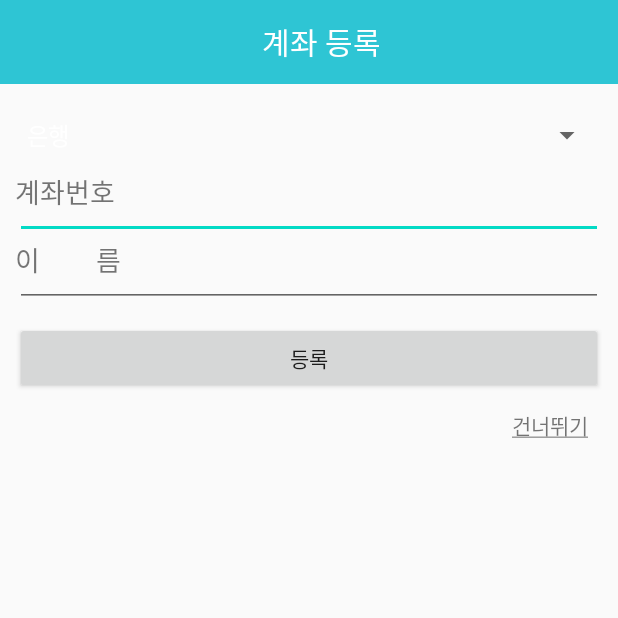
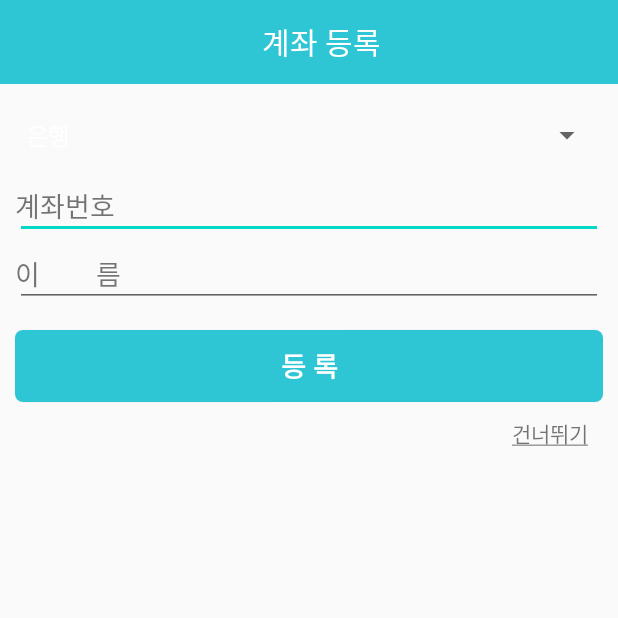
Before and after one commit to dudwls901/Rickshaw_Offerer, an Android app: the AccountAddActivity screen opened directly, with no data from a screen before it, on a phone screen of 412 x 824 dp, the top half of it. Run offline under Robolectric (Android 15) with nearby library versions, the phone set to English and light mode, and no system bars.

```diff
--- a/app/src/main/res/layout/account_add.xml
+++ b/app/src/main/res/layout/account_add.xml
@@ -28,6 +28,7 @@
         app:layout_constraintLeft_toLeftOf="parent"
         android:padding="10dp">
 
+
         <Spinner
             android:id="@+id/bankSelectSpn"
             android:layout_width="match_parent"
@@ -41,7 +42,8 @@
             android:id="@+id/accountNumTV"
             android:layout_width="wrap_content"
             android:layout_height="wrap_content"
-            app:layout_constraintTop_toBottomOf="@+id/bankSelectSpn"
+            app:layout_constraintTop_toTopOf="@+id/accountNumET"
+            app:layout_constraintBottom_toBottomOf="@+id/accountNumET"
             app:layout_constraintLeft_toLeftOf="parent"
             android:text="계좌번호"
             android:textSize="18sp" />
@@ -52,13 +54,15 @@
             android:layout_height="wrap_content"
             app:layout_constraintTop_toBottomOf="@+id/bankSelectSpn"
             app:layout_constraintLeft_toLeftOf="parent"
+            android:inputType="number"
             android:paddingLeft="80dp" />
 
         <TextView
             android:id="@+id/nameTV"
             android:layout_width="0dp"
             android:layout_height="wrap_content"
-            app:layout_constraintTop_toBottomOf="@id/accountNumET"
+            app:layout_constraintTop_toTopOf="@+id/nameET"
+            app:layout_constraintBottom_toBottomOf="@+id/nameET"
             app:layout_constraintLeft_toLeftOf="parent"
             android:layout_weight="1.3"
             android:text="이        름"
@@ -79,8 +83,12 @@
             app:layout_constraintTop_toBottomOf="@id/nameET"
             app:layout_constraintLeft_toLeftOf="parent"
             app:layout_constraintRight_toRightOf="parent"
-            android:layout_marginTop="10dp"
-            android:text="등록" />
+            android:layout_marginTop="15dp"
+            android:background="@drawable/custom_btn_mainclr"
+            android:text="등 록"
+            android:textStyle="bold"
+            android:textSize="18sp"
+            android:textColor="@color/WhiteColor"/>
 
         <TextView
             android:id="@+id/nextTimeTV"
```
